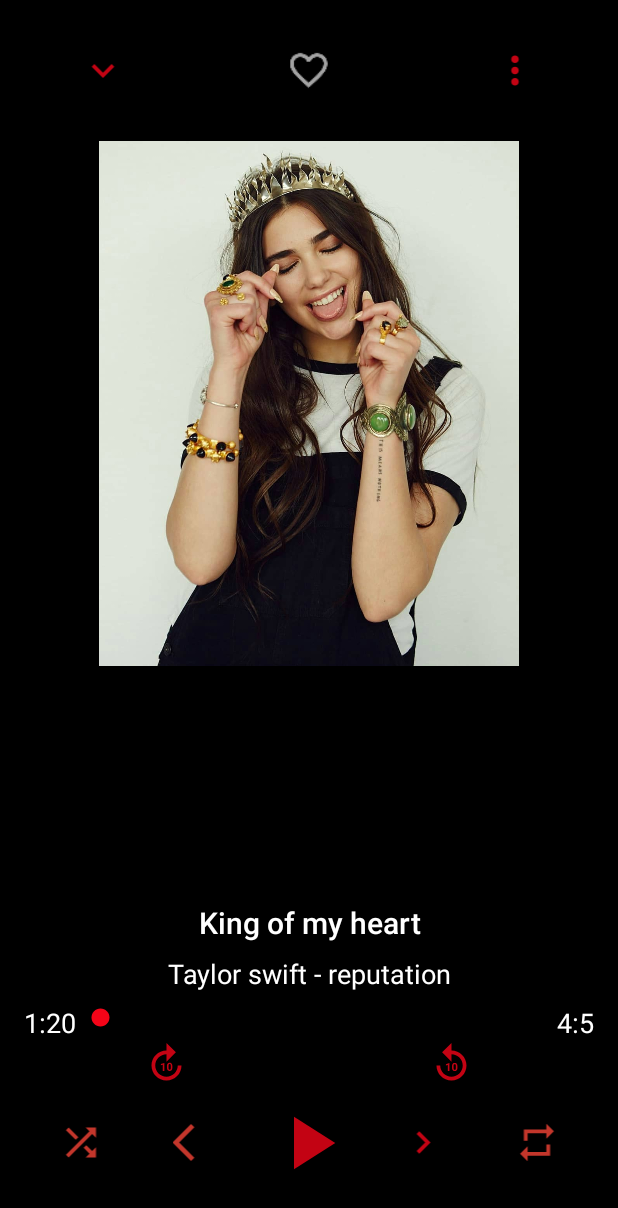
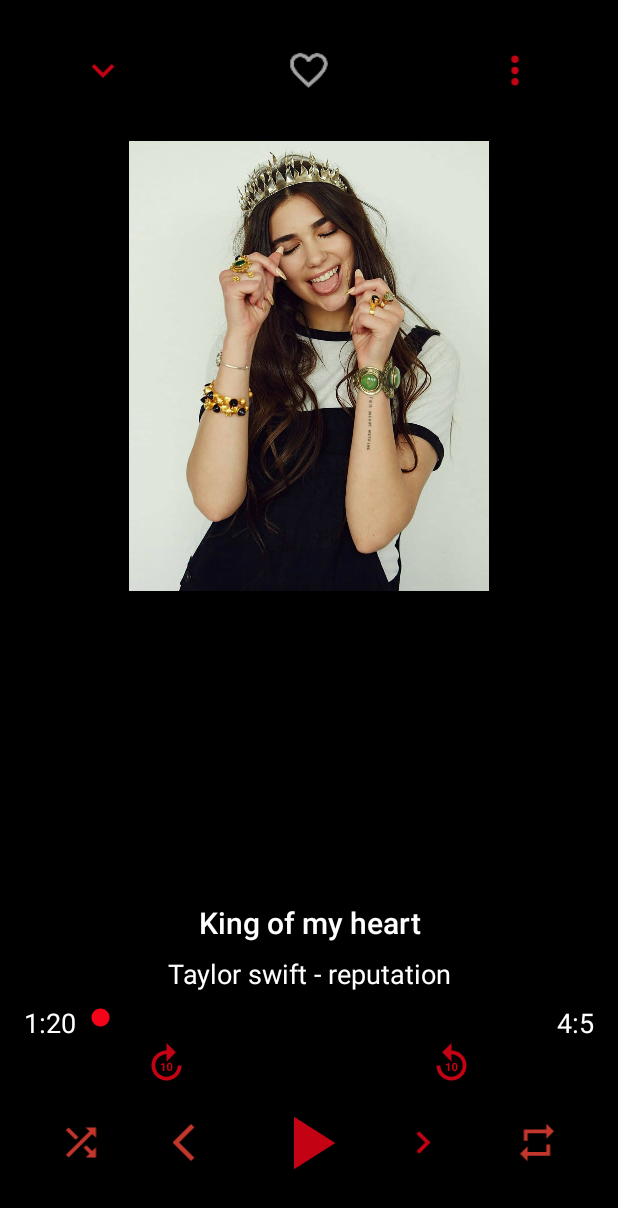
Before and after one commit to Ahmed23Adel/MyMusic, an Android app: the Music_details screen opened directly, with no data from a screen before it, on a phone screen of 412 x 824 dp. Shown: the top 1208 px of the screen. Run offline under Robolectric (Android 15) with nearby library versions, the phone set to English and light mode, and no system bars; our stand-ins replace RxJava; libraries missing offline, so code that uses them is left out: jp.wasabeef.glide; 5 statements that could not run were skipped.

Commit message:
setting basic data in Music_details

```diff
--- a/app/build.gradle
+++ b/app/build.gradle
@@ -4,6 +4,9 @@ android {
     compileSdkVersion 29
     buildToolsVersion "29.0.3"
 
+    buildFeatures{
+        viewBinding true
+    }
     defaultConfig {
         applicationId "com.example.mymusic_final"
         minSdkVersion 21
--- a/app/src/main/java/com/example/mymusic_final/Adapter/adapter_music.java
+++ b/app/src/main/java/com/example/mymusic_final/Adapter/adapter_music.java
@@ -20,6 +20,7 @@ import com.bumptech.glide.Glide;
 import com.example.mymusic_final.Pojo.Music_item;
 import com.example.mymusic_final.R;
 import com.example.mymusic_final.View.Music_details;
+import com.example.mymusic_final.util.Constants;
 import com.turingtechnologies.materialscrollbar.INameableAdapter;
 
 import java.io.FileDescriptor;
@@ -66,6 +67,7 @@ public class adapter_music extends RecyclerView.Adapter<adapter_music.itemHolder
             @Override
             public void onClick(View v) {
                 Intent intent= new Intent(context, Music_details.class);
+                intent.putExtra(Constants.Music.MUSIC_POSITION,position);
                 context.startActivity(intent);
             }
         });
--- a/app/src/main/java/com/example/mymusic_final/View/Music_details.java
+++ b/app/src/main/java/com/example/mymusic_final/View/Music_details.java
@@ -1,13 +1,18 @@
 package com.example.mymusic_final.View;
 
 import android.graphics.drawable.Drawable;
+import android.net.Uri;
 import android.os.Build;
 import android.os.Bundle;
 
 import com.bumptech.glide.Glide;
 import com.bumptech.glide.request.target.CustomTarget;
 import com.bumptech.glide.request.transition.Transition;
+import com.example.mymusic_final.Pojo.Music_item;
 import com.example.mymusic_final.R;
+import com.example.mymusic_final.databinding.ActivityMusicDetailsBinding;
+import com.example.mymusic_final.util.Constants;
+import com.example.mymusic_final.util.Stored_music;
 import com.google.android.material.floatingactionbutton.FloatingActionButton;
 import com.google.android.material.snackbar.Snackbar;
 
@@ -16,10 +21,15 @@ import androidx.annotation.Nullable;
 import androidx.annotation.RequiresApi;
 import androidx.appcompat.app.AppCompatActivity;
 import androidx.appcompat.widget.Toolbar;
+import androidx.lifecycle.MutableLiveData;
 
 import android.view.View;
 import android.view.WindowManager;
 import android.widget.RelativeLayout;
+
+import java.util.ArrayList;
+import java.util.List;
+import java.util.Observable;
 
 import jp.wasabeef.glide.transformations.BlurTransformation;
 
@@ -27,13 +37,23 @@ import static com.bumptech.glide.request.RequestOptions.bitmapTransform;
 
 public class Music_details extends AppCompatActivity {
 
+    private ActivityMusicDetailsBinding binding;
+    private  Integer position;
+    private List<Music_item> listOfSongs;
+    private Uri uri;
     @Override
     protected void onCreate(Bundle savedInstanceState) {
         super.onCreate(savedInstanceState);
-        setContentView(R.layout.activity_music_details);
+        binding= ActivityMusicDetailsBinding.inflate(getLayoutInflater());
+        View root=binding.getRoot();
+        setContentView(root);
         //Toolbar toolbar = findViewById(R.id.toolbar);
         //setSupportActionBar(toolbar);
 
+        //binding.includedMusic.
+        position=getPosition();
+        listOfSongs=getListOfSongs();
+        initMusicInfo(listOfSongs,position);
         getWindow().setFlags(
                 WindowManager.LayoutParams.FLAG_LAYOUT_NO_LIMITS,
                 WindowManager.LayoutParams.FLAG_LAYOUT_NO_LIMITS
@@ -45,8 +65,46 @@ public class Music_details extends AppCompatActivity {
                     @RequiresApi(api = Build.VERSION_CODES.JELLY_BEAN)
                     @Override
                     public void onResourceReady(@NonNull Drawable resource, @Nullable Transition<? super Drawable> transition) {
-                        RelativeLayout wholeBackground= findViewById(R.id.whole_background);
-                        wholeBackground.setBackground(resource);
+                        binding.includedMusic.wholeBackground.setBackground(resource);
+                    }
+
+                    @Override
+                    public void onLoadCleared(@Nullable Drawable placeholder) {
+
+                    }
+                });
+    }
+
+    public int getPosition(){
+        return getIntent().getIntExtra(Constants.Music.MUSIC_POSITION,-1);
+    }
+
+    public  List<Music_item> getListOfSongs(){
+        return Stored_music.getListOfSongs();
+    }
+
+    public void initSong(){
+
+    }
+
+    public Uri getUri(List<Music_item> listOfSongs,Integer position){
+        return Uri.parse(listOfSongs.get(position).getPath());
+    }
+
+    public void initMusicInfo(List<Music_item> listOfSongs,Integer position){
+        binding.includedMusic.musicTitle.setText(listOfSongs.get(position).getMusic_title());
+        binding.includedMusic.musicArtistAlbum.setText(listOfSongs.get(position).getArtistAlbum());
+        Glide.with(this).load(listOfSongs.get(position).getAlbumArt()).error(R.drawable.audio_track).placeholder(R.drawable.audio_track)
+                .into(binding.includedMusic.albumArt);
+
+        Glide.with(this)
+                .load(listOfSongs.get(position).getAlbumArt())
+                .apply(bitmapTransform(new BlurTransformation(50, 5)))
+                .into(new CustomTarget<Drawable>() {
+                    @RequiresApi(api = Build.VERSION_CODES.JELLY_BEAN)
+                    @Override
+                    public void onResourceReady(@NonNull Drawable resource, @Nullable Transition<? super Drawable> transition) {
+                        binding.includedMusic.wholeBackground.setBackground(resource);
                     }
 
                     @Override
--- a/app/src/main/res/layout/activity_music_details.xml
+++ b/app/src/main/res/layout/activity_music_details.xml
@@ -20,7 +20,9 @@
 
     </com.google.android.material.appbar.AppBarLayout>
 -->
-    <include layout="@layout/content_music_details" />
+    <include layout="@layout/content_music_details"
+        android:id="@+id/includedMusic"
+        />
 
 
 
--- a/app/src/main/res/layout/content_music_details.xml
+++ b/app/src/main/res/layout/content_music_details.xml
@@ -25,7 +25,7 @@
             android:layout_gravity="center"
             android:layout_weight="1"
             android:src="@drawable/expand_red"
-
+            android:id="@+id/collapse_down"
             />
 
         <ImageView
@@ -33,26 +33,28 @@
             android:layout_height="30dp"
             android:layout_gravity="center"
             android:layout_weight="1"
-            android:src="@drawable/favorite_off_white" />
+            android:src="@drawable/favorite_off_white"
+            android:id="@+id/favorite"
+            />
         <ImageView
             android:layout_width="0dp"
             android:layout_height="30dp"
             android:layout_gravity="center"
             android:layout_weight="1"
             android:src="@drawable/more_red"
-
+            android:id="@+id/more"
             />
 
 
     </LinearLayout>
 
     <ImageView
-        android:layout_width="350dp"
-        android:layout_height="350dp"
+        android:layout_width="match_parent"
+        android:layout_height="@dimen/albumArt"
         android:layout_gravity="center"
         android:layout_margin="32dp"
         android:layout_below="@id/first"
-        android:id="@+id/second"
+        android:id="@+id/albumArt"
         android:src="@drawable/backgrouns_13"
         />
     <LinearLayout
@@ -62,8 +64,9 @@
         android:layout_margin="16dp"
         android:orientation="vertical"
         android:gravity="bottom"
-        android:layout_below="@id/second"
+        android:layout_below="@id/albumArt"
         android:layout_alignParentBottom="true"
+
         >
 
 
@@ -72,6 +75,7 @@
             android:layout_height="wrap_content"
             android:orientation="vertical"
             android:layout_marginBottom="8dp"
+
             >
             <TextView
                 android:layout_width="match_parent"
@@ -81,15 +85,17 @@
                 android:gravity="center"
                 android:layout_marginBottom="8dp"
                 android:textColor="#fff"
+                android:id="@+id/music_title"
                 />
+
             <TextView
+                android:id="@+id/music_artist_album"
                 android:layout_width="match_parent"
                 android:layout_height="wrap_content"
+                android:gravity="center"
+                android:text="Taylor swift - reputation"
                 android:textAppearance="@style/TextAppearance.AppCompat.Medium"
-                android:text="Taylor swift - reputation"
-                android:gravity="center"
-                android:textColor="#fff"
-                />
+                android:textColor="#fff" />
         </LinearLayout>
         <LinearLayout
             android:layout_width="match_parent"
@@ -110,6 +116,7 @@
                 android:layout_height="wrap_content"
                 android:layout_toStartOf="@+id/durationPlayed"
                 android:layout_weight="1"
+                android:id="@+id/seekBar"
                 />
             <TextView
                 android:layout_width="wrap_content"
@@ -133,7 +140,9 @@
                 android:layout_height="30dp"
                 android:layout_gravity="center"
                 android:layout_weight="1"
-                android:src="@drawable/forward_10_red" />
+                android:src="@drawable/forward_10_red"
+                android:id="@+id/forward10"
+                />
 
             <ImageView
                 android:layout_width="0dp"
@@ -141,7 +150,7 @@
                 android:layout_gravity="center"
                 android:layout_weight="1"
                 android:src="@drawable/back_10_red"
-
+                android:id="@+id/back10"
                 />
         </LinearLayout>
 
@@ -156,7 +165,9 @@
                 android:layout_height="30dp"
                 android:layout_gravity="center"
                 android:layout_weight="1"
-                android:src="@drawable/shuffle" />
+                android:src="@drawable/shuffle"
+                android:id="@+id/shuffle"
+                />
 
             <ImageView
                 android:layout_width="0dp"
@@ -164,7 +175,7 @@
                 android:layout_gravity="center"
                 android:layout_weight="1"
                 android:src="@drawable/back"
-
+                android:id="@+id/previous"
                 />
 
             <ImageView
@@ -173,7 +184,7 @@
                 android:layout_gravity="center"
                 android:layout_weight="1"
                 android:src="@drawable/play_red"
-
+                android:id="@+id/playAndPause"
                 />
 
             <ImageView
@@ -182,7 +193,7 @@
                 android:layout_gravity="center"
                 android:layout_weight="1"
                 android:src="@drawable/next_red"
-
+                android:id="@+id/next"
                 />
 
             <ImageView
@@ -191,7 +202,7 @@
                 android:layout_gravity="center"
                 android:layout_weight="1"
                 android:src="@drawable/repeat"
-
+                android:id="@+id/repeat"
                 />
         </LinearLayout>
     </LinearLayout>
--- /dev/null
+++ b/app/src/main/res/values-large/dimens.xml
@@ -0,0 +1,6 @@
+<?xml version="1.0" encoding="utf-8"?>
+<resources>
+
+    <dimen name="albumArt">350dp</dimen>
+
+</resources>
--- /dev/null
+++ b/app/src/main/res/values-normal/dimens.xml
@@ -0,0 +1,6 @@
+<?xml version="1.0" encoding="utf-8"?>
+<resources>
+
+    <dimen name="albumArt">300dp</dimen>
+
+</resources>
--- /dev/null
+++ b/app/src/main/res/values-small/dimens.xml
@@ -0,0 +1,5 @@
+<?xml version="1.0" encoding="utf-8"?>
+<resources>
+
+    <dimen name="albumArt">250dp</dimen>
+</resources>
--- a/app/src/main/res/values/dimens.xml
+++ b/app/src/main/res/values/dimens.xml
@@ -5,4 +5,7 @@
     <dimen name="appbar_padding">16dp</dimen>
     <dimen name="fab_margin">16dp</dimen>
     <dimen name="appbar_padding_top">8dp</dimen>
+
+    <dimen name="albumArt">250dp</dimen>
+
 </resources>
```
Also changed, not shown: app/src/main/java/com/example/mymusic_final/Pojo/Music_item.java (+20 -7 lines), app/src/main/java/com/example/mymusic_final/util/Constants.java (added, +8 -0 lines), app/src/main/java/com/example/mymusic_final/util/Stored_music.java (+11 -1 lines).
